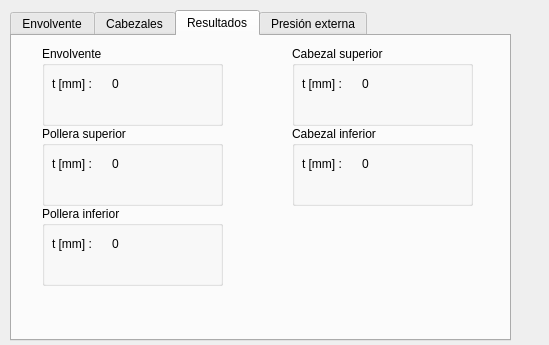
Old version of the form ui/default_gui_standars.ui in the repository tinchofiuba/GUI_ASME.
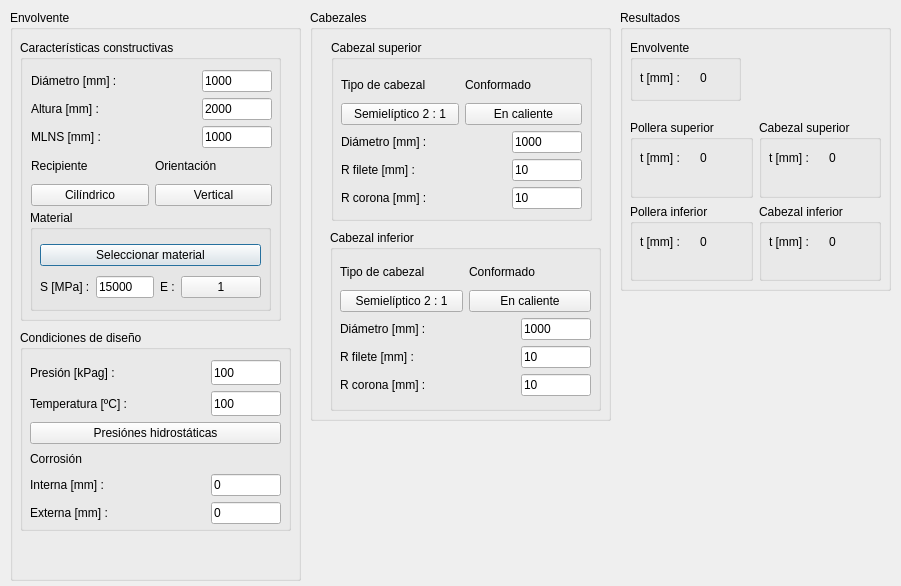
New version of the form. The open tabs and pages were chosen to show the change.

The edit to the form file:
```diff
--- a/ui/default_gui_standars.ui
+++ b/ui/default_gui_standars.ui
@@ -6,35 +6,31 @@
    <rect>
     <x>0</x>
     <y>0</y>
-    <width>549</width>
-    <height>345</height>
+    <width>901</width>
+    <height>586</height>
    </rect>
   </property>
   <property name="windowTitle">
    <string>Cálculos de Standars</string>
   </property>
-  <widget class="QTabWidget" name="tabWidget">
+  <widget class="QGroupBox" name="groupBox_3">
    <property name="geometry">
     <rect>
      <x>10</x>
      <y>10</y>
-     <width>501</width>
-     <height>331</height>
+     <width>291</width>
+     <height>571</height>
     </rect>
    </property>
-   <property name="currentIndex">
-    <number>0</number>
-   </property>
-   <widget class="QWidget" name="envolvente">
-    <attribute name="title">
+   <property name="title">
      <string>Envolvente</string>
-    </attribute>
+   </property>
     <widget class="QGroupBox" name="groupBoxCaractConstr">
      <property name="geometry">
       <rect>
        <x>10</x>
-       <y>10</y>
-       <width>221</width>
+      <y>30</y>
+      <width>261</width>
        <height>281</height>
       </rect>
      </property>
@@ -59,7 +55,7 @@
        <rect>
         <x>10</x>
         <y>170</y>
-        <width>201</width>
+       <width>241</width>
         <height>101</height>
        </rect>
       </property>
@@ -71,7 +67,7 @@
         <rect>
          <x>10</x>
          <y>30</y>
-         <width>191</width>
+        <width>221</width>
          <height>62</height>
         </rect>
        </property>
@@ -140,7 +136,7 @@
        <rect>
         <x>11</x>
         <y>30</y>
-        <width>190</width>
+       <width>241</width>
         <height>136</height>
        </rect>
       </property>
@@ -271,9 +267,9 @@
     <widget class="QGroupBox" name="groupBoxDiseo">
      <property name="geometry">
       <rect>
-       <x>232</x>
-       <y>12</y>
-       <width>199</width>
+      <x>10</x>
+      <y>320</y>
+      <width>271</width>
        <height>201</height>
       </rect>
      </property>
@@ -285,7 +281,7 @@
        <rect>
         <x>10</x>
         <y>30</y>
-        <width>183</width>
+       <width>251</width>
         <height>164</height>
        </rect>
       </property>
@@ -424,17 +420,25 @@
      </widget>
     </widget>
    </widget>
-   <widget class="QWidget" name="cabezales">
-    <attribute name="title">
+  <widget class="QGroupBox" name="groupBox_4">
+   <property name="geometry">
+    <rect>
+     <x>310</x>
+     <y>10</y>
+     <width>301</width>
+     <height>411</height>
+    </rect>
+   </property>
+   <property name="title">
      <string>Cabezales</string>
-    </attribute>
+   </property>
     <widget class="QGroupBox" name="groupBox_2">
      <property name="geometry">
       <rect>
-       <x>250</x>
-       <y>13</y>
-       <width>241</width>
-       <height>171</height>
+      <x>20</x>
+      <y>220</y>
+      <width>271</width>
+      <height>181</height>
       </rect>
      </property>
      <property name="title">
@@ -445,7 +449,7 @@
        <rect>
         <x>10</x>
         <y>30</y>
-        <width>221</width>
+       <width>251</width>
         <height>136</height>
        </rect>
       </property>
@@ -570,10 +574,10 @@
     <widget class="QGroupBox" name="groupBox">
      <property name="geometry">
       <rect>
-       <x>11</x>
-       <y>13</y>
-       <width>231</width>
-       <height>171</height>
+      <x>21</x>
+      <y>30</y>
+      <width>261</width>
+      <height>181</height>
       </rect>
      </property>
      <property name="title">
@@ -584,7 +588,7 @@
        <rect>
         <x>10</x>
         <y>33</y>
-        <width>217</width>
+       <width>241</width>
         <height>136</height>
        </rect>
       </property>
@@ -707,17 +711,25 @@
      </widget>
     </widget>
    </widget>
-   <widget class="QWidget" name="tab">
-    <attribute name="title">
+  <widget class="QGroupBox" name="groupBox_5">
+   <property name="geometry">
+    <rect>
+     <x>620</x>
+     <y>10</y>
+     <width>271</width>
+     <height>281</height>
+    </rect>
+   </property>
+   <property name="title">
      <string>Resultados</string>
-    </attribute>
+   </property>
     <widget class="QGroupBox" name="groupBox_resultados_envolvente">
      <property name="geometry">
       <rect>
-       <x>30</x>
-       <y>10</y>
-       <width>181</width>
-       <height>80</height>
+      <x>10</x>
+      <y>30</y>
+      <width>111</width>
+      <height>61</height>
       </rect>
      </property>
      <property name="title">
@@ -750,15 +762,18 @@
       </property>
      </widget>
     </widget>
+   <widget class="QWidget" name="">
+    <property name="geometry">
+     <rect>
+      <x>10</x>
+      <y>110</y>
+      <width>251</width>
+      <height>161</height>
+     </rect>
+    </property>
+    <layout class="QGridLayout" name="gridLayout_19">
+     <item row="0" column="0">
     <widget class="QGroupBox" name="groupBox_resultados_pollera_superior">
-     <property name="geometry">
-      <rect>
-       <x>30</x>
-       <y>90</y>
-       <width>181</width>
-       <height>80</height>
-      </rect>
-     </property>
      <property name="title">
       <string>Pollera superior</string>
      </property>
@@ -789,15 +804,42 @@
       </property>
      </widget>
     </widget>
+     </item>
+     <item row="0" column="1">
+      <widget class="QGroupBox" name="groupBox_resultados_cabezal_superior">
+       <property name="title">
+        <string>Cabezal superior</string>
+       </property>
+       <widget class="QLabel" name="label_4">
+        <property name="geometry">
+         <rect>
+          <x>10</x>
+          <y>30</y>
+          <width>51</width>
+          <height>16</height>
+         </rect>
+        </property>
+        <property name="text">
+         <string>t [mm] :</string>
+        </property>
+       </widget>
+       <widget class="QLabel" name="l_espesor_cabezal_sup">
+        <property name="geometry">
+         <rect>
+          <x>70</x>
+          <y>30</y>
+          <width>31</width>
+          <height>16</height>
+         </rect>
+        </property>
+        <property name="text">
+         <string>0</string>
+        </property>
+       </widget>
+      </widget>
+     </item>
+     <item row="1" column="0">
     <widget class="QGroupBox" name="groupBox_pollera_inferior">
-     <property name="geometry">
-      <rect>
-       <x>30</x>
-       <y>170</y>
-       <width>181</width>
-       <height>80</height>
-      </rect>
-     </property>
      <property name="title">
       <string>Pollera inferior</string>
      </property>
@@ -828,15 +870,9 @@
       </property>
      </widget>
     </widget>
+     </item>
+     <item row="1" column="1">
     <widget class="QGroupBox" name="groupBox_resultados_cabezal_inferior">
-     <property name="geometry">
-      <rect>
-       <x>280</x>
-       <y>90</y>
-       <width>181</width>
-       <height>80</height>
-      </rect>
-     </property>
      <property name="title">
       <string>Cabezal inferior</string>
      </property>
@@ -867,63 +903,8 @@
       </property>
      </widget>
     </widget>
-    <widget class="QGroupBox" name="groupBox_resultados_cabezal_superior">
-     <property name="geometry">
-      <rect>
-       <x>280</x>
-       <y>10</y>
-       <width>181</width>
-       <height>80</height>
-      </rect>
-     </property>
-     <property name="title">
-      <string>Cabezal superior</string>
-     </property>
-     <widget class="QLabel" name="label_4">
-      <property name="geometry">
-       <rect>
-        <x>10</x>
-        <y>30</y>
-        <width>51</width>
-        <height>16</height>
-       </rect>
-      </property>
-      <property name="text">
-       <string>t [mm] :</string>
-      </property>
-     </widget>
-     <widget class="QLabel" name="l_espesor_cabezal_sup">
-      <property name="geometry">
-       <rect>
-        <x>70</x>
-        <y>30</y>
-        <width>31</width>
-        <height>16</height>
-       </rect>
-      </property>
-      <property name="text">
-       <string>0</string>
-      </property>
-     </widget>
-    </widget>
-   </widget>
-   <widget class="QWidget" name="tab_2">
-    <attribute name="title">
-     <string>Presión externa</string>
-    </attribute>
-    <widget class="QGroupBox" name="groupBox_verificacion_p_externa">
-     <property name="geometry">
-      <rect>
-       <x>10</x>
-       <y>10</y>
-       <width>421</width>
-       <height>251</height>
-      </rect>
-     </property>
-     <property name="title">
-      <string>Verifiación por presión externa</string>
-     </property>
-    </widget>
+     </item>
+    </layout>
    </widget>
   </widget>
  </widget>
```
Left out of the diff: 6 changed lines with no effect on the pictures. Lines whose indentation alone changed are shown as unchanged.
